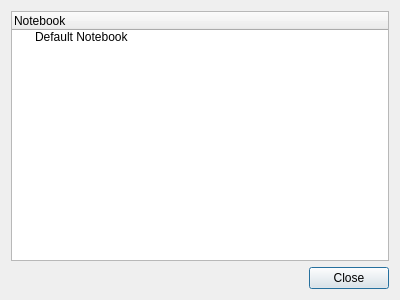
Open-App-Library/Vibrato-Notes-Desktop, file ui/note_editnotebook.ui: the form before one commit.
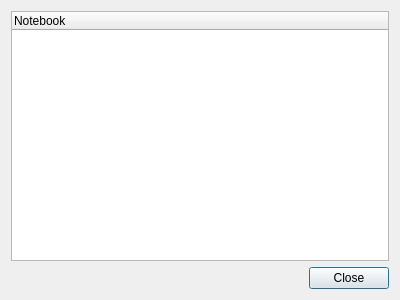
The form after the commit.

Commit message: more work on notebook selector

Diff of the .ui file:
```diff
--- a/ui/note_editnotebook.ui
+++ b/ui/note_editnotebook.ui
@@ -21,11 +21,6 @@
        <string>Notebook</string>
       </property>
      </column>
-     <item>
-      <property name="text">
-       <string>Default Notebook</string>
-      </property>
-     </item>
     </widget>
    </item>
    <item>
```
The commit also changes 10 other files.
